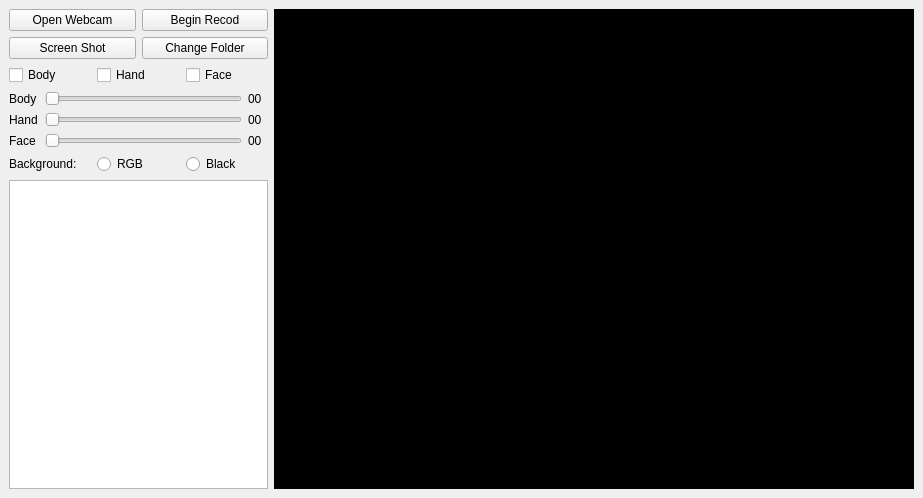
Old version of the form ui/main_window.ui in the repository JiageWang/Openpose-based-GUI-for-Realtime-Pose-Estimate-and-Action-Recognition.
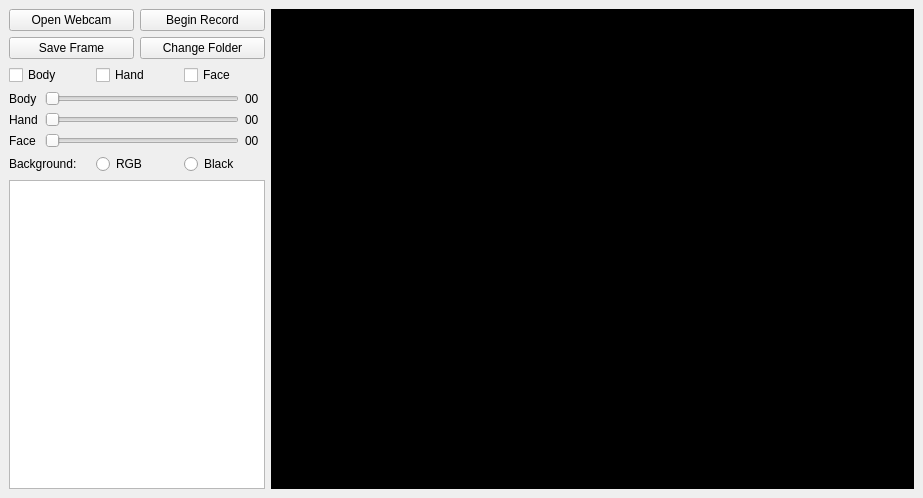
New version of the form.

Diff of the .ui file:
```diff
--- a/ui/main_window.ui
+++ b/ui/main_window.ui
@@ -41,7 +41,7 @@
            </sizepolicy>
           </property>
           <property name="text">
-           <string>Begin Recod</string>
+           <string>Begin Record</string>
           </property>
          </widget>
         </item>
@@ -54,7 +54,7 @@
            </sizepolicy>
           </property>
           <property name="text">
-           <string>Screen Shot</string>
+           <string>Save Frame</string>
           </property>
          </widget>
         </item>
@@ -325,7 +325,7 @@
       <item>
        <widget class="QTreeView" name="treeView_file">
         <property name="sizePolicy">
-         <sizepolicy hsizetype="MinimumExpanding" vsizetype="Expanding">
+         <sizepolicy hsizetype="Preferred" vsizetype="Expanding">
           <horstretch>0</horstretch>
           <verstretch>0</verstretch>
          </sizepolicy>
```
Left out of the diff: 2 changed lines with no effect on the pictures.
